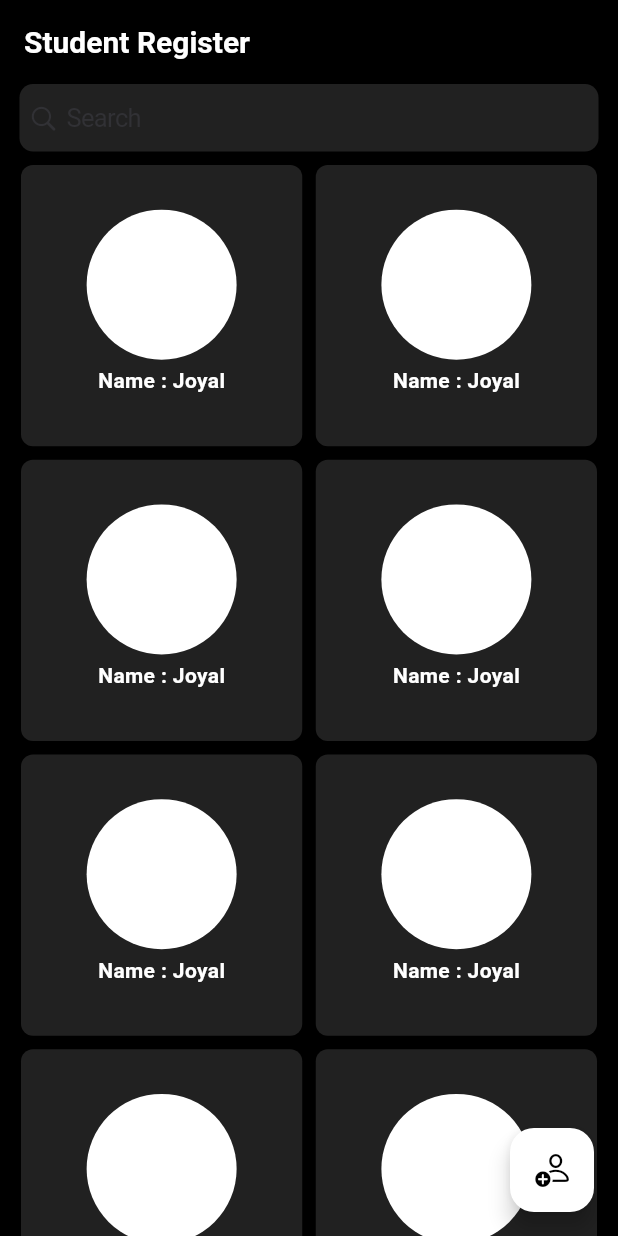
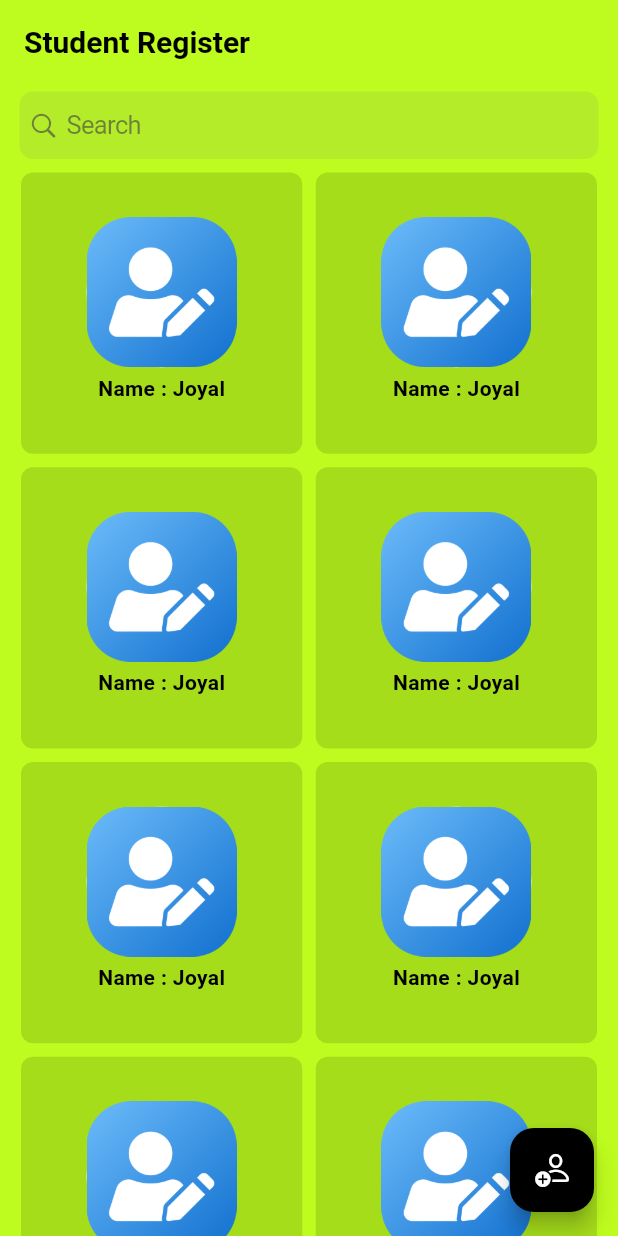
Before and after one commit to joyaljosephnote/Student-Record-Using-Provider, a Flutter app: the screen it shows after launch, on a phone screen of 412 x 824 dp. Run offline on Flutter 3.47's test engine with Material 2 defaults, Android fonts, the phone set to English and light mode, and no system bars; our stand-ins replace image_picker.

Commit message:
ui compleated

```diff
--- a/lib/constants/colors.dart
+++ b/lib/constants/colors.dart
@@ -3,6 +3,8 @@ import 'package:flutter/material.dart';
 const kbackgroundColor = Colors.black;
 const kwhite = Colors.white;
 const kblack = Colors.black;
+const kgreenAccent = Color.fromARGB(255, 189, 252, 30);
+const kblack12 = Colors.black12;
 const kgrey = Colors.grey;
 const kbuttonColor = Color(0xFFFF3D08);
-final kSerchBarColor = Colors.grey[900];
+final kSerchBarColor = Colors.grey[200];
--- a/lib/constants/style.dart
+++ b/lib/constants/style.dart
@@ -1,7 +1,21 @@
 import 'package:flutter/material.dart';
 import 'package:student_provider/constants/colors.dart';
 
-TextStyle text20WhiteBold =
-    const TextStyle(color: kwhite, fontSize: 20, fontWeight: FontWeight.bold);
-TextStyle text14WhiteBold = const TextStyle(
-    color: Colors.white, height: 2, fontSize: 14, fontWeight: FontWeight.bold);
+TextStyle text20BlackBold = const TextStyle(
+    color: Colors.black, fontSize: 20, fontWeight: FontWeight.bold);
+TextStyle text14BlackBold = const TextStyle(
+    color: Colors.black, height: 2, fontSize: 14, fontWeight: FontWeight.bold);
+TextStyle textfeild = TextStyle(color: Colors.grey[400]);
+
+InputDecoration textFormFeild(String labelText) {
+  return InputDecoration(
+    labelText: labelText,
+    border: OutlineInputBorder(
+      borderRadius: BorderRadius.circular(20),
+    ),
+    // filled: true,
+    focusColor: Colors.amber,
+    hintStyle: textfeild,
+    fillColor: kwhite,
+  );
+}
--- a/lib/main.dart
+++ b/lib/main.dart
@@ -17,13 +17,13 @@ class MyApp extends StatelessWidget {
       title: 'Flutter Demo',
       theme: ThemeData(
         floatingActionButtonTheme: const FloatingActionButtonThemeData(
-          backgroundColor: kwhite,
-          foregroundColor: kblack,
+          backgroundColor: kblack,
+          foregroundColor: kwhite,
         ),
         appBarTheme: AppBarTheme(
-            backgroundColor: kblack,
-            titleTextStyle: text20WhiteBold,
-            iconTheme: const IconThemeData(color: kwhite),
+            backgroundColor: kgreenAccent,
+            titleTextStyle: text20BlackBold,
+            iconTheme: const IconThemeData(color: kblack),
             elevation: 0),
         colorScheme: ColorScheme.fromSeed(seedColor: Colors.deepPurple),
         useMaterial3: true,
--- a/lib/view/home/home_screen.dart
+++ b/lib/view/home/home_screen.dart
@@ -2,6 +2,7 @@ import 'package:flutter/cupertino.dart';
 import 'package:flutter/material.dart';
 import 'package:student_provider/constants/colors.dart';
 import 'package:student_provider/constants/space.dart';
+import 'package:student_provider/view/add_and_edit/register_add_and_edit_screen.dart';
 import 'package:student_provider/view/home/widget/card.dart';
 
 class HomeScreen extends StatelessWidget {
@@ -11,8 +12,10 @@ class HomeScreen extends StatelessWidget {
   Widget build(BuildContext context) {
     TextEditingController searchController = TextEditingController();
     return Scaffold(
-      backgroundColor: kblack,
+      backgroundColor: kgreenAccent,
       appBar: AppBar(
+        backgroundColor: kgreenAccent,
+        elevation: 0,
         title: const Text('Student Register'),
         // actions: <Widget>[
         //   IconButton(
@@ -24,13 +27,13 @@ class HomeScreen extends StatelessWidget {
           padding: const EdgeInsets.only(left: 10, right: 10),
           child: Column(
             children: [
+              kheight5,
               Padding(
                 padding: const EdgeInsets.only(left: 3, right: 3),
                 child: SizedBox(
                   height: 45,
                   child: CupertinoSearchTextField(
-                    backgroundColor: kSerchBarColor,
-                    style: const TextStyle(color: kwhite),
+                    style: const TextStyle(color: kblack12),
                     controller: searchController,
                     onChanged: (value) {},
                   ),
@@ -51,7 +54,14 @@ class HomeScreen extends StatelessWidget {
         ),
       ),
       floatingActionButton: FloatingActionButton(
-        onPressed: () {},
+        onPressed: () {
+          Navigator.push(
+              context,
+              MaterialPageRoute(
+                builder: (context) =>
+                    RegisterAddAndEditScreen(action: ActionType.add),
+              ));
+        },
         child: const Icon(CupertinoIcons.person_add),
       ),
     );
--- a/lib/view/home/widget/card.dart
+++ b/lib/view/home/widget/card.dart
@@ -1,17 +1,22 @@
-import 'dart:io';
-
 import 'package:flutter/material.dart';
 import 'package:student_provider/constants/colors.dart';
-import 'package:student_provider/constants/screen_size.dart';
 import 'package:student_provider/constants/style.dart';
+import 'package:student_provider/view/add_and_edit/register_add_and_edit_screen.dart';
 
 class CardWidget extends StatelessWidget {
   const CardWidget({super.key});
 
   @override
   Widget build(BuildContext context) {
-    return Card(
-      color: kSerchBarColor,
+    return GestureDetector(
+      onTap: () => Navigator.push(
+          context,
+          MaterialPageRoute(
+            builder: (context) =>
+                RegisterAddAndEditScreen(action: ActionType.edit),
+          )),
+      child: Card(
+        color: kblack12,
         elevation: 0,
         shape: RoundedRectangleBorder(
           borderRadius: BorderRadius.circular(8),
@@ -20,21 +25,31 @@ class CardWidget extends StatelessWidget {
           crossAxisAlignment: CrossAxisAlignment.center,
           mainAxisAlignment: MainAxisAlignment.center,
           children: [
-          const CircleAvatar(
+            CircleAvatar(
+              backgroundColor: kwhite,
               radius: 50,
-            backgroundColor: kwhite,
-            // backgroundImage: FileImage(File(student.image)),
+              child: Container(
+                alignment: Alignment.center,
+                decoration: const BoxDecoration(
+                  shape: BoxShape.rectangle,
+                  image: DecorationImage(
+                    image: AssetImage("assets/images/studentImage.png"),
+                    fit: BoxFit.contain,
+                  ),
+                ),
+              ),
             ),
             Align(
               alignment: Alignment.bottomCenter,
               child: SizedBox(
                   child: Text(
                 'Name : Joyal',
-              style: text14WhiteBold,
+                style: text14BlackBold,
               )),
             ),
           ],
         ),
+      ),
     );
   }
 }
--- a/pubspec.yaml
+++ b/pubspec.yaml
@@ -35,6 +35,9 @@ dependencies:
   # The following adds the Cupertino Icons font to your application.
   # Use with the CupertinoIcons class for iOS style icons.
   cupertino_icons: ^1.0.2
+  image_picker: ^0.8.7+5
+  path_provider: ^2.0.15
+  photo_view: ^0.14.0
 
 dev_dependencies:
   flutter_test:
@@ -59,7 +62,8 @@ flutter:
   uses-material-design: true
 
   # To add assets to your application, add an assets section, like this:
-  # assets:
+  assets:
+      - assets/images/
   #   - images/a_dot_burr.jpeg
   #   - images/a_dot_ham.jpeg
 
```
Also changed, not shown: lib/controller/validator.dart (added, +28 -0 lines), lib/view/add_and_edit/register_add_and_edit_screen.dart (+122 -2 lines), assets/images/studentImage.png (added), pubspec.lock, 5 other files. Lines whose indentation alone changed are shown as unchanged.
